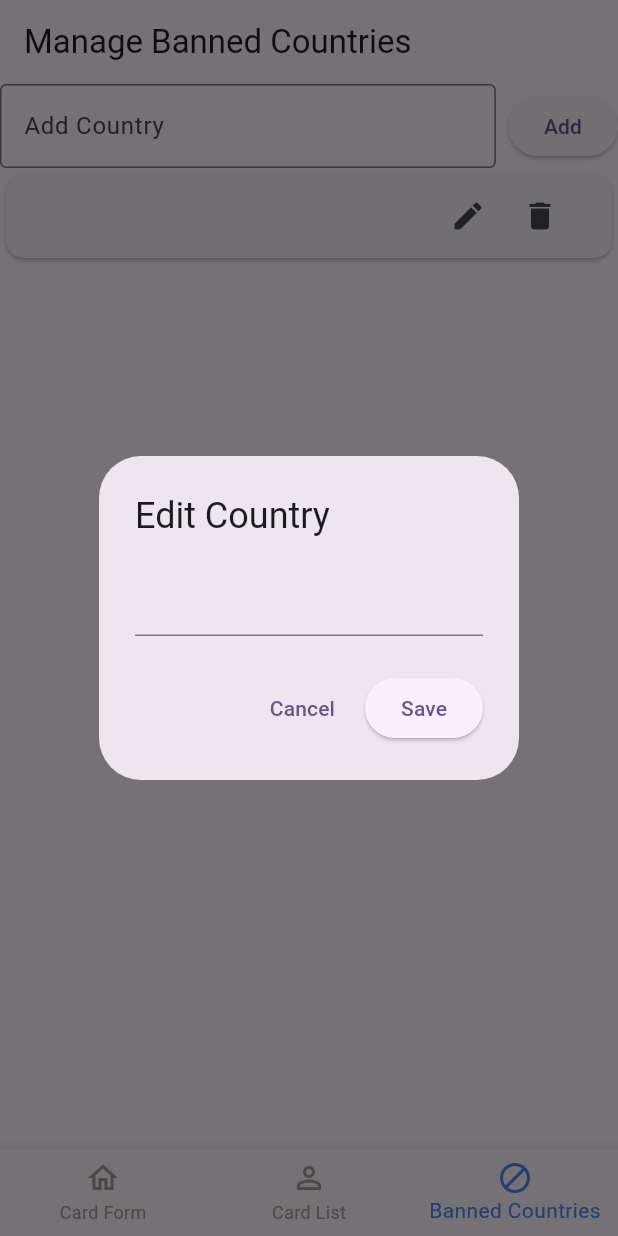
After one commit to KabeloDev/credit_card_validator, a Flutter app: the screen it shows after launch, item 3 of the bottom bar chosen, after a tap on "Add", after a tap on the "edit" icon, on a phone screen of 412 x 824 dp. The commit adds this screen. Run offline on Flutter 3.47's test engine with Material 3 defaults, Android fonts, the phone set to English and light mode, and no system bars; our stand-ins replace bloc, flutter_bloc, get_it, shared_preferences; missing offline and left inert: card_scanner.

Commit message:
Added configurable banned countries feature

```diff
--- a/lib/core/constants/banned_countries.dart
+++ /dev/null
@@ -1,7 +0,0 @@
-const List<String> bannedCountries = [
-  'North Korea',
-  'Iran',
-  'Syria',
-  'Sudan',
-  'Cuba',
-];
--- /dev/null
+++ b/lib/features/card_validation/presentation/blocs/banned_countries/country_bloc.dart
@@ -0,0 +1,35 @@
+import 'package:bloc/bloc.dart';
+import 'package:credit_card_validator/features/card_validation/domain/repositories/card_repository.dart';
+import 'package:credit_card_validator/features/card_validation/presentation/blocs/banned_countries/country_event.dart';
+import 'package:credit_card_validator/features/card_validation/presentation/blocs/banned_countries/country_state.dart';
+
+class BannedCountriesBloc extends Bloc<BannedCountryEvent, BannedCountriesState> {
+  final CardRepository repository;
+  BannedCountriesBloc({required this.repository}) : super(BannedCountriesLoading()) {
+    on<LoadBannedCountries>((event, emit) async {
+      final list = await repository.getBannedCountries();
+      emit(BannedCountriesLoaded(list));
+    });
+
+    on<AddBannedCountry>((event, emit) async {
+      final current = await repository.getBannedCountries();
+      current.add(event.country);
+      await repository.updateBannedCountries(current);
+      emit(BannedCountriesLoaded(current));
+    });
+
+    on<EditBannedCountry>((event, emit) async {
+      final current = await repository.getBannedCountries();
+      current[event.index] = event.country;
+      await repository.updateBannedCountries(current);
+      emit(BannedCountriesLoaded(current));
+    });
+
+    on<DeleteBannedCountry>((event, emit) async {
+      final current = await repository.getBannedCountries();
+      current.removeAt(event.index);
+      await repository.updateBannedCountries(current);
+      emit(BannedCountriesLoaded(current));
+    });
+  }
+}
--- /dev/null
+++ b/lib/features/card_validation/presentation/blocs/banned_countries/country_event.dart
@@ -0,0 +1,19 @@
+abstract class BannedCountryEvent {}
+
+class LoadBannedCountries extends BannedCountryEvent {}
+
+class AddBannedCountry extends BannedCountryEvent {
+  final String country;
+  AddBannedCountry(this.country);
+}
+
+class EditBannedCountry extends BannedCountryEvent {
+  final int index;
+  final String country;
+  EditBannedCountry(this.index, this.country);
+}
+
+class DeleteBannedCountry extends BannedCountryEvent {
+  final int index;
+  DeleteBannedCountry(this.index);
+}
--- /dev/null
+++ b/lib/features/card_validation/presentation/blocs/banned_countries/country_state.dart
@@ -0,0 +1,8 @@
+abstract class BannedCountriesState {}
+
+class BannedCountriesLoading extends BannedCountriesState {}
+
+class BannedCountriesLoaded extends BannedCountriesState {
+  final List<String> countries;
+  BannedCountriesLoaded(this.countries);
+}
--- a/lib/features/card_validation/presentation/blocs/card_bloc.dart
+++ b/lib/features/card_validation/presentation/blocs/credit_cards/card_bloc.dart
@@ -1,9 +1,8 @@
 import 'package:bloc/bloc.dart';
-import 'package:credit_card_validator/core/constants/banned_countries.dart';
 import 'package:credit_card_validator/features/card_validation/domain/entities/credit_card.dart';
 import 'package:credit_card_validator/features/card_validation/domain/repositories/card_repository.dart';
-import 'package:credit_card_validator/features/card_validation/presentation/blocs/card_event.dart';
-import 'package:credit_card_validator/features/card_validation/presentation/blocs/card_state.dart';
+import 'package:credit_card_validator/features/card_validation/presentation/blocs/credit_cards/card_event.dart';
+import 'package:credit_card_validator/features/card_validation/presentation/blocs/credit_cards/card_state.dart';
 
 class CardBloc extends Bloc<CardEvent, CardState> {
   final CardRepository repository;
@@ -29,6 +28,8 @@ class CardBloc extends Bloc<CardEvent, CardState> {
           cardType: event.cardType,
         );
 
+        final bannedCountries = await repository.getBannedCountries();
+
         await repository.addCard(card, bannedCountries);
         final updatedCards = await repository.getCards();
         emit(CardLoaded(updatedCards));
--- a/lib/features/card_validation/presentation/main_app_navigation.dart
+++ b/lib/features/card_validation/presentation/main_app_navigation.dart
@@ -1,3 +1,4 @@
+import 'package:credit_card_validator/features/card_validation/presentation/pages/banned_countries.dart';
 import 'package:credit_card_validator/features/card_validation/presentation/pages/card_form.dart';
 import 'package:credit_card_validator/features/card_validation/presentation/pages/card_list.dart';
 import 'package:flutter/material.dart';
@@ -12,7 +13,7 @@ class MainNavigation extends StatefulWidget {
 class _MainNavigationState extends State<MainNavigation> {
   int _selectedIndex = 0;
 
-  final List<Widget> _screens = const [CardForm(), CardList()];
+  final List<Widget> _screens = const [CardForm(), CardList(), BannedCountries()];
 
   void _onItemTapped(int index) {
     setState(() {
@@ -39,6 +40,10 @@ class _MainNavigationState extends State<MainNavigation> {
             icon: Icon(Icons.person_outline),
             label: 'Card List',
           ),
+          BottomNavigationBarItem(
+            icon: Icon(Icons.block),
+            label: 'Banned Countries',
+          ),
         ],
       ),
     );
--- /dev/null
+++ b/lib/features/card_validation/presentation/pages/banned_countries.dart
@@ -0,0 +1,60 @@
+import 'package:credit_card_validator/features/card_validation/presentation/blocs/banned_countries/country_bloc.dart';
+import 'package:credit_card_validator/features/card_validation/presentation/blocs/banned_countries/country_event.dart';
+import 'package:credit_card_validator/features/card_validation/presentation/blocs/banned_countries/country_state.dart';
+import 'package:credit_card_validator/features/card_validation/presentation/widgets/banned_countries/add_banned_country.dart';
+import 'package:credit_card_validator/features/card_validation/presentation/widgets/banned_countries/banned_country_list.dart';
+import 'package:flutter/material.dart';
+import 'package:flutter_bloc/flutter_bloc.dart';
+
+class BannedCountries extends StatefulWidget {
+  const BannedCountries({super.key});
+
+  @override
+  State<BannedCountries> createState() => _BannedCountriesPageState();
+}
+
+class _BannedCountriesPageState extends State<BannedCountries> {
+  @override
+  void initState() {
+    super.initState();
+    BlocProvider.of<BannedCountriesBloc>(context).add(LoadBannedCountries());
+  }
+
+  @override
+  Widget build(BuildContext context) {
+    return Scaffold(
+      appBar: AppBar(title: const Text('Manage Banned Countries')),
+      body: BlocBuilder<BannedCountriesBloc, BannedCountriesState>(
+        builder: (context, state) {
+          if (state is BannedCountriesLoading) {
+            return const Center(child: CircularProgressIndicator());
+          }
+          if (state is BannedCountriesLoaded) {
+            final countries = state.countries;
+            return Column(
+              children: [
+                AddCountryField(
+                  onAdd: (country) => context.read<BannedCountriesBloc>().add(
+                    AddBannedCountry(country),
+                  ),
+                ),
+                Expanded(
+                  child: BannedCountryList(
+                    countries: countries,
+                    onEdit: (i, country) => context
+                        .read<BannedCountriesBloc>()
+                        .add(EditBannedCountry(i, country)),
+                    onDelete: (i) => context.read<BannedCountriesBloc>().add(
+                      DeleteBannedCountry(i),
+                    ),
+                  ),
+                ),
+              ],
+            );
+          }
+          return const SizedBox();
+        },
+      ),
+    );
+  }
+}
--- a/lib/features/card_validation/presentation/pages/card_form.dart
+++ b/lib/features/card_validation/presentation/pages/card_form.dart
@@ -1,6 +1,6 @@
-import 'package:credit_card_validator/features/card_validation/presentation/blocs/card_bloc.dart';
-import 'package:credit_card_validator/features/card_validation/presentation/blocs/card_event.dart';
-import 'package:credit_card_validator/features/card_validation/presentation/blocs/card_state.dart';
+import 'package:credit_card_validator/features/card_validation/presentation/blocs/credit_cards/card_bloc.dart';
+import 'package:credit_card_validator/features/card_validation/presentation/blocs/credit_cards/card_event.dart';
+import 'package:credit_card_validator/features/card_validation/presentation/blocs/credit_cards/card_state.dart';
 import 'package:credit_card_validator/features/card_validation/presentation/widgets/card_form/add_card_button.dart';
 import 'package:credit_card_validator/features/card_validation/presentation/widgets/card_form/card_text_field.dart';
 import 'package:flutter/material.dart';
--- a/lib/features/card_validation/presentation/pages/card_list.dart
+++ b/lib/features/card_validation/presentation/pages/card_list.dart
@@ -1,6 +1,6 @@
-import 'package:credit_card_validator/features/card_validation/presentation/blocs/card_bloc.dart';
-import 'package:credit_card_validator/features/card_validation/presentation/blocs/card_event.dart';
-import 'package:credit_card_validator/features/card_validation/presentation/blocs/card_state.dart';
+import 'package:credit_card_validator/features/card_validation/presentation/blocs/credit_cards/card_bloc.dart';
+import 'package:credit_card_validator/features/card_validation/presentation/blocs/credit_cards/card_event.dart';
+import 'package:credit_card_validator/features/card_validation/presentation/blocs/credit_cards/card_state.dart';
 import 'package:credit_card_validator/features/card_validation/presentation/widgets/card_list/card_list_item.dart';
 import 'package:flutter/material.dart';
 import 'package:flutter_bloc/flutter_bloc.dart';
--- /dev/null
+++ b/lib/features/card_validation/presentation/widgets/banned_countries/add_banned_country.dart
@@ -0,0 +1,44 @@
+import 'package:flutter/material.dart';
+
+class AddCountryField extends StatefulWidget {
+  final void Function(String) onAdd;
+
+  const AddCountryField({super.key, required this.onAdd});
+
+  @override
+  State<AddCountryField> createState() => _AddCountryFieldState();
+}
+
+class _AddCountryFieldState extends State<AddCountryField> {
+  final _controller = TextEditingController();
+
+  @override
+  void dispose() {
+    _controller.dispose();
+    super.dispose();
+  }
+
+  void _submit() {
+    widget.onAdd(_controller.text);
+    _controller.clear();
+  }
+
+  @override
+  Widget build(BuildContext context) {
+    return Row(
+      children: [
+        Expanded(
+          child: TextField(
+            controller: _controller,
+            decoration: const InputDecoration(
+              labelText: 'Add Country',
+              border: OutlineInputBorder(),
+            ),
+          ),
+        ),
+        const SizedBox(width: 8),
+        ElevatedButton(onPressed: _submit, child: const Text('Add')),
+      ],
+    );
+  }
+}
--- /dev/null
+++ b/lib/features/card_validation/presentation/widgets/banned_countries/banned_country_list.dart
@@ -0,0 +1,66 @@
+import 'package:flutter/material.dart';
+
+class BannedCountryList extends StatelessWidget {
+  final List<String> countries;
+  final void Function(int, String) onEdit;
+  final void Function(int) onDelete;
+
+  const BannedCountryList({
+    super.key,
+    required this.countries,
+    required this.onEdit,
+    required this.onDelete,
+  });
+
+  void _showEditDialog(BuildContext context, int index, String current) {
+    final editController = TextEditingController(text: current);
+    showDialog(
+      context: context,
+      builder: (_) => AlertDialog(
+        title: const Text('Edit Country'),
+        content: TextField(controller: editController),
+        actions: [
+          TextButton(
+            onPressed: () => Navigator.pop(context),
+            child: const Text('Cancel'),
+          ),
+          ElevatedButton(
+            onPressed: () {
+              onEdit(index, editController.text);
+              Navigator.pop(context);
+            },
+            child: const Text('Save'),
+          ),
+        ],
+      ),
+    );
+  }
+
+  @override
+  Widget build(BuildContext context) {
+    return ListView.builder(
+      itemCount: countries.length,
+      itemBuilder: (context, index) {
+        final country = countries[index];
+        return Card(
+          child: ListTile(
+            title: Text(country),
+            trailing: Row(
+              mainAxisSize: MainAxisSize.min,
+              children: [
+                IconButton(
+                  icon: const Icon(Icons.edit),
+                  onPressed: () => _showEditDialog(context, index, country),
+                ),
+                IconButton(
+                  icon: const Icon(Icons.delete),
+                  onPressed: () => onDelete(index),
+                ),
+              ],
+            ),
+          ),
+        );
+      },
+    );
+  }
+}
--- a/lib/injection_container.dart
+++ b/lib/injection_container.dart
@@ -1,7 +1,8 @@
 import 'package:credit_card_validator/features/card_validation/data/datasources/local_data_source.dart';
 import 'package:credit_card_validator/features/card_validation/data/repositories/card_repository_impl.dart';
 import 'package:credit_card_validator/features/card_validation/domain/repositories/card_repository.dart';
-import 'package:credit_card_validator/features/card_validation/presentation/blocs/card_bloc.dart';
+import 'package:credit_card_validator/features/card_validation/presentation/blocs/banned_countries/country_bloc.dart';
+import 'package:credit_card_validator/features/card_validation/presentation/blocs/credit_cards/card_bloc.dart';
 import 'package:get_it/get_it.dart';
 import 'package:shared_preferences/shared_preferences.dart';
 
@@ -21,4 +22,6 @@ Future<void> init() async {
   );
 
   sl.registerFactory(() => CardBloc(repository: sl()));
+
+  sl.registerFactory(() => BannedCountriesBloc(repository: sl()));
 }
--- a/lib/main.dart
+++ b/lib/main.dart
@@ -1,4 +1,5 @@
-import 'package:credit_card_validator/features/card_validation/presentation/blocs/card_bloc.dart';
+import 'package:credit_card_validator/features/card_validation/presentation/blocs/banned_countries/country_bloc.dart';
+import 'package:credit_card_validator/features/card_validation/presentation/blocs/credit_cards/card_bloc.dart';
 import 'package:credit_card_validator/features/card_validation/presentation/main_app_navigation.dart';
 import 'package:credit_card_validator/injection_container.dart';
 import 'package:flutter/material.dart';
@@ -15,8 +16,11 @@ class MyApp extends StatelessWidget {
 
   @override
   Widget build(BuildContext context) {
-   return BlocProvider(
-    create: (_) => sl<CardBloc>(),
+    return MultiBlocProvider(
+      providers: [
+        BlocProvider<CardBloc>(create: (_) => sl<CardBloc>()),
+        BlocProvider<BannedCountriesBloc>(create: (_) => sl<BannedCountriesBloc>()),
+      ],
       child: MaterialApp(
         debugShowCheckedModeBanner: false,
         theme: ThemeData(
```
Also changed, not shown: lib/features/card_validation/presentation/blocs/credit_cards/card_event.dart (renamed from lib/features/card_validation/presentation/blocs/card_event.dart), lib/features/card_validation/presentation/blocs/credit_cards/card_state.dart (renamed from lib/features/card_validation/presentation/blocs/card_state.dart). Lines whose indentation alone changed are shown as unchanged.
